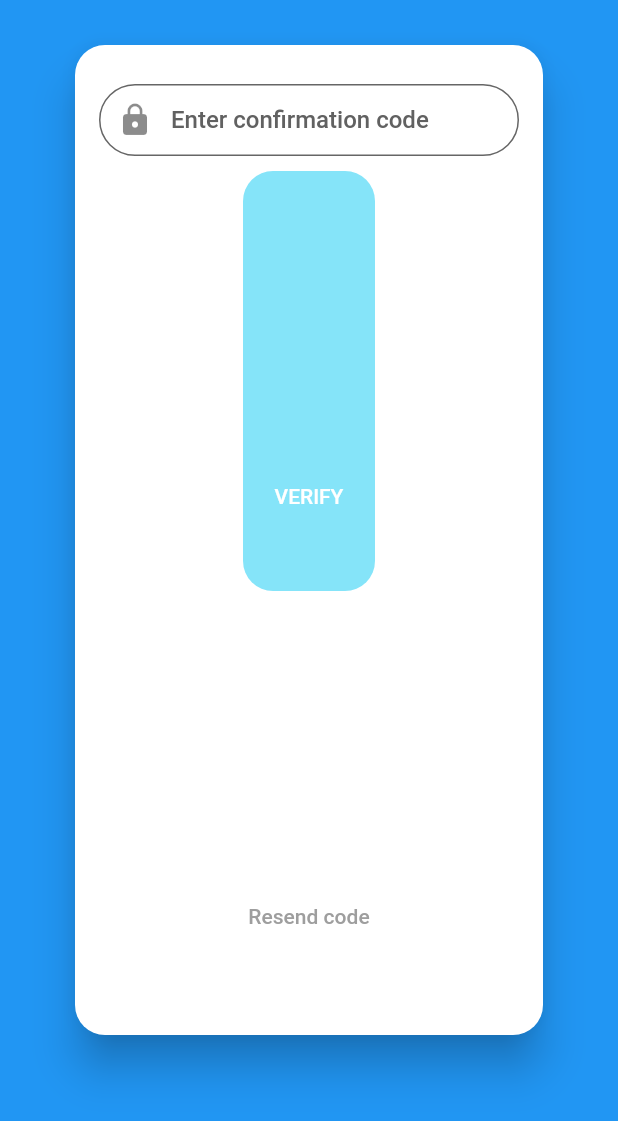
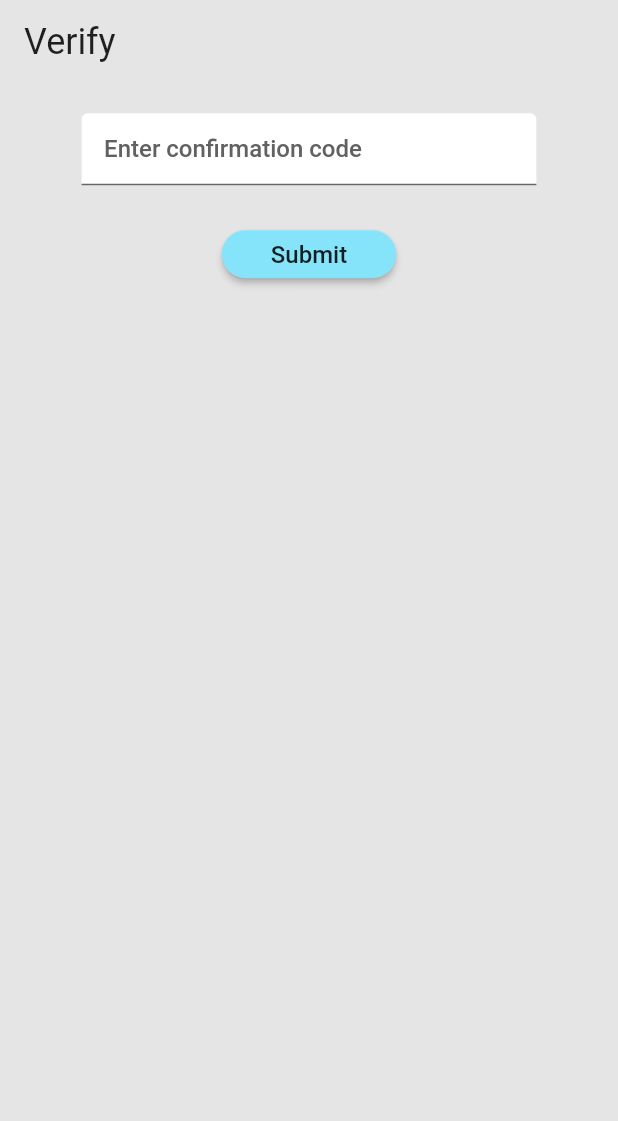
Before and after one commit to tngo2001/osto-mate, a Flutter app: the ConfirmScreen screen opened directly with empty values, on a phone screen of 412 x 824 dp. Shown: the top 1121 px of the screen. Run offline on Flutter 3.47's test engine with Material 2 defaults, Android fonts, the phone set to English and light mode, and no system bars; missing offline and left inert: amplify_analytics_pinpoint, amplify_api, amplify_auth_cognito, amplify_flutter, control_style.

Commit message:
setup verify code page UI

```diff
--- a/lib/amplifyconfiguration.dart
+++ b/lib/amplifyconfiguration.dart
@@ -91,7 +91,7 @@ const amplifyconfig = ''' {
                     "endpointType": "REST",
                     "endpoint": "https://ktumzdr6qk.execute-api.us-west-2.amazonaws.com/dev",
                     "region": "us-west-2",
-                    "authorizationType": "AWS_IAM"
+                    "authorizationType": "NONE"
                 }
             }
         }
--- a/lib/screens/confirm.dart
+++ b/lib/screens/confirm.dart
@@ -6,7 +6,11 @@ import 'package:flutter/material.dart';
 import 'package:amplify_flutter/amplify_flutter.dart';
 import 'package:ostomate_app/api/api_service.dart';
 import 'package:ostomate_app/utils/snackbars.dart';
+import 'package:ostomate_app/utils/validators.dart';
+import 'package:ostomate_app/widgets/custom_text_form_field.dart';
 import '../utils/signup_data.dart';
+import 'package:provider/provider.dart';
+import 'package:ostomate_app/providers/scale_provider.dart';
 
 class ConfirmScreen extends StatefulWidget {
   final SignupData data;
@@ -39,85 +43,90 @@ class ConfirmScreenState extends State<ConfirmScreen> {
 
   @override
   Widget build(BuildContext context) {
+    final widthScale = Provider.of<Scale>(context).widthScale;
+    final heightScale = Provider.of<Scale>(context).heightScale;
+
+    Widget _buildSubmitButton(String label, void Function() onPressed) {
+      Color getColor(Set<MaterialState> states) {
+        const Set<MaterialState> interactiveStates = <MaterialState>{
+          MaterialState.pressed,
+          MaterialState.hovered,
+          MaterialState.focused,
+        };
+        if (states.any(interactiveStates.contains)) {
+          return Theme.of(context).colorScheme.primary;
+        }
+        return Theme.of(context).colorScheme.primary;
+      }
+
+      return ElevatedButton(
+        onPressed: onPressed,
+        style: ButtonStyle(
+            backgroundColor: MaterialStateProperty.resolveWith(getColor),
+            shape: MaterialStatePropertyAll(RoundedRectangleBorder(
+                borderRadius: BorderRadius.circular(30))),
+            minimumSize: MaterialStatePropertyAll(
+                Size(110 * Provider.of<Scale>(context).widthScale, 32))),
+        child: Text(
+          label,
+          style: Theme.of(context).textTheme.bodyLarge,
+        ),
+      );
+    }
+
     return Scaffold(
+        appBar: AppBar(
+          title: const Text("Verify"),
+          titleTextStyle: Theme.of(context).textTheme.headlineSmall,
+          backgroundColor: Theme.of(context).backgroundColor,
+          elevation: 0,
+          automaticallyImplyLeading: false,
+        ),
         backgroundColor: Theme.of(context).primaryColor,
-      body: Center(
+        body: GestureDetector(
+          onTap: () => FocusScope.of(context).unfocus(),
+          child: Stack(
+            children: <Widget>[
+              Container(
+                height: double.infinity,
+                width: double.infinity,
+                color: Theme.of(context).backgroundColor,
+              ),
+              SizedBox(
+                height: double.infinity,
+                width: double.infinity,
                 child: SafeArea(
-          minimum: const EdgeInsets.symmetric(horizontal: 20),
+                    child: SingleChildScrollView(
+                  physics: const AlwaysScrollableScrollPhysics(),
+                  padding: EdgeInsets.symmetric(
+                      horizontal: 50.0 * widthScale,
+                      vertical: 20.0 * heightScale),
                   child: Column(
-            children: [
-              Card(
-                elevation: 12,
-                shape: const RoundedRectangleBorder(
-                  borderRadius: BorderRadius.all(Radius.circular(20)),
-                ),
-                margin: const EdgeInsets.all(30),
-                child: Padding(
-                  padding: const EdgeInsets.all(16),
-                  child: Column(
-                    children: [
-                      const SizedBox(height: 10),
-                      TextField(
+                    mainAxisAlignment: MainAxisAlignment.center,
+                    children: <Widget>[
+                      CustomTextFormField(
                           controller: _controller,
-                        decoration: const InputDecoration(
-                          filled: true,
-                          contentPadding: EdgeInsets.symmetric(vertical: 4.0),
-                          prefixIcon: Icon(Icons.lock),
-                          labelText: 'Enter confirmation code',
-                          border: OutlineInputBorder(
-                            borderRadius: BorderRadius.all(Radius.circular(40)),
-                          ),
-                        ),
-                      ),
-                      const SizedBox(height: 10),
-                      MaterialButton(
-                        onPressed: _isEnabled
-                            ? () {
-                                AuthService.verifyCode(
+                          hintText: "Enter confirmation code",
+                          validator: (code) =>
+                              Validators.isValidConfirmCode(code),
+                          heightScale: heightScale,
+                          widthScale: widthScale),
+                      _buildSubmitButton(
+                        "Submit",
+                        () => AuthService.verifyCode(
                             widget.data, _controller.text, () {
-                                  Navigator.pushReplacementNamed(
-                                      context, '/dashboard');
+                          Navigator.of(context)
+                              .pushReplacementNamed("/dashboard");
                         }, (message) {
                           Snackbars.showErrorSnackbar(context, message);
-                                });
-                              }
-                            : null,
-                        elevation: 4,
-                        disabledColor: Theme.of(context).colorScheme.secondary,
-                        color: Colors.lightBlue[500],
-                        shape: const RoundedRectangleBorder(
-                          borderRadius: BorderRadius.all(Radius.circular(20)),
+                        }),
                       ),
-                        child: const Text(
-                          'VERIFY',
-                          style: TextStyle(
-                            color: Colors.white,
-                            fontSize: 14,
+                    ],
                   ),
-                        ),
-                      ),
-                      MaterialButton(
-                        onPressed: () {
-                          AuthService.resendCode(widget.data, () {
-                            Snackbars.showSuccessSnackbar(
-                                context, "Confirmation code has been resent.");
-                          }, (message) {
-                            Snackbars.showErrorSnackbar(context, message);
-                          });
-                        },
-                        child: const Text(
-                          'Resend code',
-                          style: TextStyle(color: Colors.grey),
-                        ),
+                )),
               )
             ],
           ),
-                ),
-              ),
-            ],
-          ),
-        ),
-      ),
-    );
+        ));
   }
 }
--- a/lib/screens/signup_screen.dart
+++ b/lib/screens/signup_screen.dart
@@ -134,7 +134,7 @@ class _SignupScreenState extends State<SignupScreen> {
           ],
         ),
         body: GestureDetector(
-          //onTap: () => FocusScope.of(context).unfocus(),
+          onTap: () => FocusScope.of(context).unfocus(),
           child: Stack(
             children: <Widget>[
               Container(
--- a/lib/utils/themes.dart
+++ b/lib/utils/themes.dart
@@ -4,20 +4,6 @@
 
 import 'package:control_style/decorated_input_border.dart';
 import 'package:flutter/material.dart';
-
-// Text styles
-class TextStyles {
-  static const TextStyle heading1 = TextStyle(
-      fontFamily: "Bebas Neue",
-      fontWeight: FontWeight.w400,
-      fontSize: 56,
-      color: Color(0xffFF4647));
-  static const TextStyle body1 = TextStyle(
-      fontFamily: "Roboto",
-      fontWeight: FontWeight.w400,
-      fontSize: 15,
-      color: Colors.black);
-}
 
 class Themes {
 // MaterialApp theme
```
Lines whose indentation alone changed are shown as unchanged.
